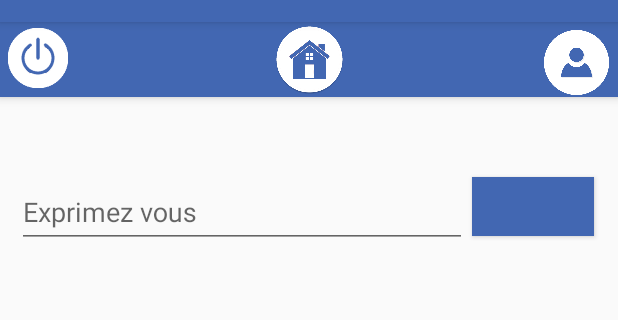
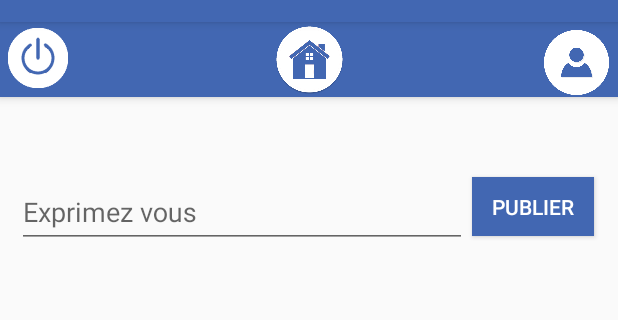
Before and after one commit to maxpvp31/ANDROIDsocialnetwork, an Android app: the screen it shows after launch once a user with an empty profile is signed in (HomeActivity), on a phone screen of 412 x 824 dp, the part 62-382 px from its top. Run offline under Robolectric (Android 15) with nearby library versions, the light colour scheme and no system bars; our stand-ins replace Firebase (no records; nobody signed in at launch, a user with empty details on screens opened directly).

Commit message:
Merge branch 'master' of https://github.com/IlaneLopez/SocialApplication
# Conflicts:
#	app/src/main/java/fr/isen/lopez/socialapplication/ReadData.kt

```diff
--- a/app/src/main/res/layout/activity_home.xml
+++ b/app/src/main/res/layout/activity_home.xml
@@ -46,7 +46,7 @@
         android:layout_height="39dp"
         android:layout_marginEnd="13dp"
         android:background="@color/colorPrimary"
-        android:text="@string/publier"
+        android:text="@string/publish"
         android:textColor="@color/white"
         app:layout_constraintBottom_toBottomOf="@+id/textInputLayout"
         app:layout_constraintEnd_toEndOf="parent"
--- a/app/src/main/res/values/strings.xml
+++ b/app/src/main/res/values/strings.xml
@@ -16,5 +16,6 @@
     <string name="modify">Modify</string>
     <string name="textview">TextView</string>
     <string name="publier" />
+    <string name="publish">publier</string>
 
 </resources>
```
